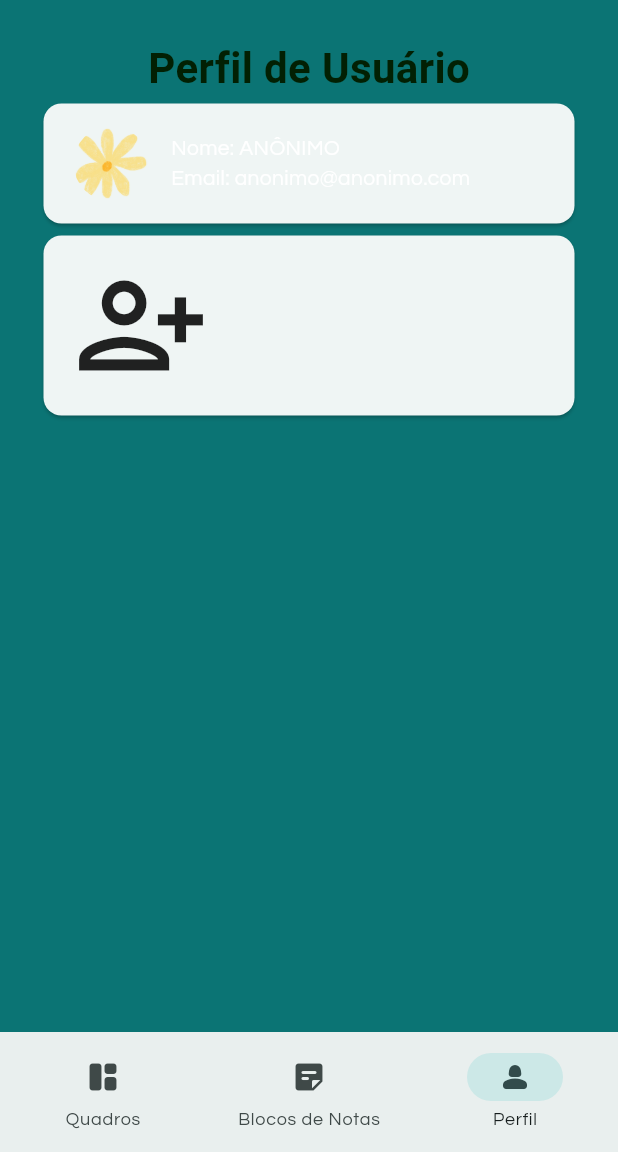
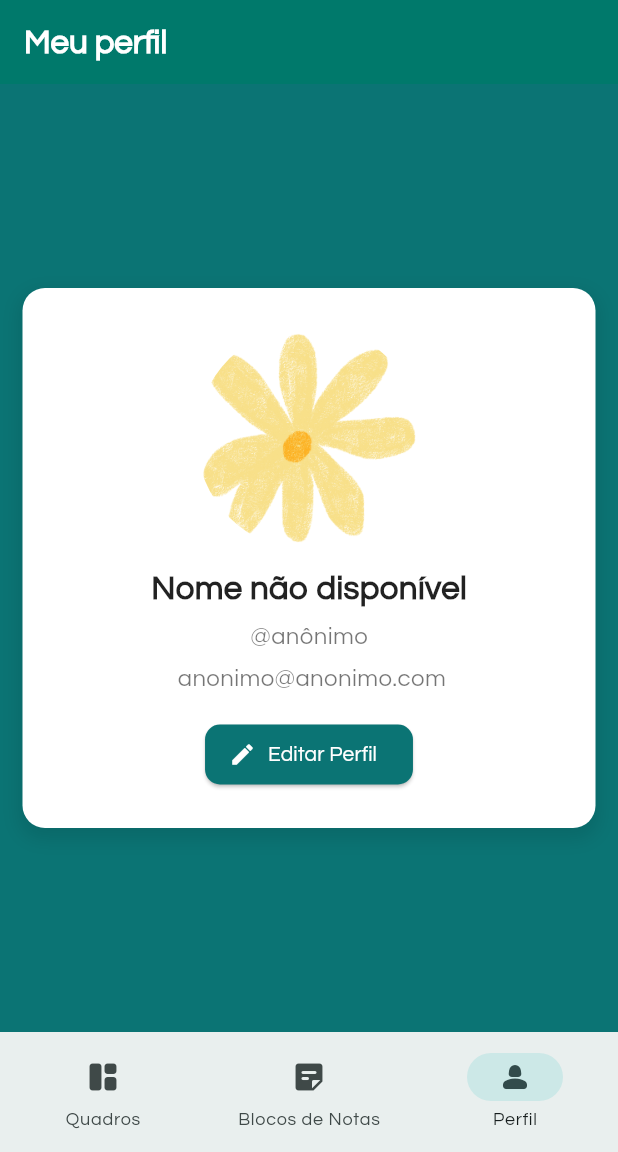
Before and after one commit to TayVilela/Prontin, a Flutter app: the MainPage screen opened directly, item 3 of the bottom bar chosen, on a phone screen of 412 x 824 dp, the part 84-1236 px from its top. Run offline on Flutter 3.47's test engine with Material 3 defaults, Android fonts, the phone set to English and light mode, and no system bars; our stand-ins replace cloud_firestore, firebase_auth, firebase_core; missing offline and left inert: flutter_quill; accounts and stored records are empty; network calls fail; Roboto replaces fonts that are missing (Lustria).

Commit message:
Criação do bloco de notas

```diff
--- a/lib/main.dart
+++ b/lib/main.dart
@@ -1,6 +1,7 @@
 import 'package:firebase_core/firebase_core.dart';
 import 'package:flutter/foundation.dart';
 import 'package:flutter/material.dart';
+import 'package:prontin/services/notepads_services.dart';
 import 'package:prontin/services/users_services.dart';
 import 'package:provider/provider.dart';
 import 'pages/login_page.dart';
@@ -38,11 +39,14 @@ class MyApp extends StatelessWidget {
           create: (_) => UsersServices(),
           lazy: false,
         ),
+        ChangeNotifierProvider<NotepadsServices>(
+          create: (_) => NotepadsServices(),
+        ),
       ],
       child: MaterialApp(
         title: 'Prontin',
         theme: ThemeData(
-          scaffoldBackgroundColor: const Color.fromRGBO(11, 116, 116, 1.000),
+          scaffoldBackgroundColor: const Color.fromARGB(255, 30, 137, 137),
           fontFamily: 'Questrial',
           textTheme: const TextTheme(
             bodyLarge: TextStyle(color: Colors.white),
--- /dev/null
+++ b/lib/models/notepads.dart
@@ -0,0 +1,36 @@
+import 'package:cloud_firestore/cloud_firestore.dart';
+
+class Note {
+  String? id;
+  String? title;
+  String? content;
+  String? userId;
+  Timestamp? createdAt;
+
+  Note({
+    this.id,
+    required this.title,
+    required this.content,
+    required this.userId,
+    required this.createdAt,
+  });
+
+  // Converte para JSON para salvar no Firestore
+  Map<String, dynamic> toJson() {
+    return {
+      'title': title,
+      'content': content,
+      'userId': userId,
+      'createdAt': createdAt,
+    };
+  }
+
+  // Construtor para converter um documento Firestore em objeto `Note`
+  Note.fromJson(DocumentSnapshot doc) {
+    id = doc.id;
+    title = doc.get('title');
+    content = doc.get('content');
+    userId = doc.get('userId');
+    createdAt = doc.get('createdAt');
+  }
+}
--- a/lib/pages/main_page.dart
+++ b/lib/pages/main_page.dart
@@ -1,4 +1,5 @@
 import 'package:flutter/material.dart';
+import 'package:prontin/pages/notepad_page.dart';
 import 'package:prontin/pages/userprofile_page.dart';
 
 class MainPage extends StatefulWidget {
@@ -41,10 +42,8 @@ class _MainPageState extends State<MainPage> {
 
         //item 2 do bottomNavigation (bloco de notas)
         const Center(
-            child: Column(
-          crossAxisAlignment: CrossAxisAlignment.center,
-          children: [Text("Página de Bloco de Notas")],
-        )),
+          child: NotepadPage(),
+        ),
 
         //item 3 do bottomNavigation (perfil do user)
         const Center(
--- a/lib/pages/userprofile_page.dart
+++ b/lib/pages/userprofile_page.dart
@@ -1,4 +1,120 @@
 import 'package:flutter/material.dart';
+import 'package:prontin/services/users_services.dart';
+import 'package:provider/provider.dart';
+
+class UserProfilePage extends StatelessWidget {
+  const UserProfilePage({super.key});
+
+  @override
+  Widget build(BuildContext context) {
+    return Scaffold(
+      backgroundColor: const Color.fromRGBO(11, 116, 116, 1.000),
+      appBar: AppBar(
+        title: const Text(
+          "Meu perfil",
+          style: TextStyle(color: Colors.white, fontWeight: FontWeight.w700),
+        ),
+        backgroundColor: Colors.teal[700],
+      ), // Fundo da página
+      body: Padding(
+        padding: const EdgeInsets.all(15),
+        child: Consumer<UsersServices>(
+          builder: (context, usersServices, child) {
+            // Verifica se o usuário já foi carregado
+            if (usersServices.users == null) {
+              return const Center(child: CircularProgressIndicator());
+            }
+
+            return Center(
+              child: Container(
+                padding: const EdgeInsets.all(25),
+                width: double.infinity,
+                decoration: BoxDecoration(
+                  color: Colors.white, // Fundo branco
+                  borderRadius:
+                      BorderRadius.circular(15), // Cantos arredondados
+                  boxShadow: [
+                    BoxShadow(
+                      color: Colors.black.withOpacity(0.1),
+                      blurRadius: 10,
+                      spreadRadius: 2,
+                      offset: const Offset(0, 5), // Sombra leve
+                    ),
+                  ],
+                ),
+                child: Column(
+                  mainAxisSize: MainAxisSize.min,
+                  crossAxisAlignment: CrossAxisAlignment.center,
+                  children: [
+                    // Foto do usuário
+                    ClipOval(
+                      child: Image.asset(
+                        'assets/images/simbolo_prontin.png',
+                        height: 150,
+                        width: 150,
+                        fit: BoxFit.cover,
+                      ),
+                    ),
+                    const SizedBox(height: 10),
+
+                    // Nome do usuário
+                    Text(
+                      usersServices.users!.name ?? "Nome não disponível",
+                      style: const TextStyle(
+                        fontSize: 22,
+                        fontWeight: FontWeight.bold,
+                        color: Colors.black87,
+                      ),
+                    ),
+                    const SizedBox(height: 5),
+
+                    // Nome de usuario
+                    Text(
+                      "@${usersServices.users!.userName ?? "Não disponível"}",
+                      style:
+                          const TextStyle(fontSize: 16, color: Colors.black54),
+                    ),
+                    const SizedBox(height: 5),
+
+                    // Email do usuário
+                    Text(
+                      " ${usersServices.users!.email ?? "Não disponível"}",
+                      style:
+                          const TextStyle(fontSize: 16, color: Colors.black54),
+                    ),
+                    const SizedBox(height: 15),
+
+                    // Botão de editar perfil (futuro)
+                    ElevatedButton.icon(
+                      onPressed: () {
+                        // Implementar navegação para tela de edição do perfil
+                      },
+                      icon: const Icon(Icons.edit, color: Colors.white),
+                      label: const Text("Editar Perfil"),
+                      style: ElevatedButton.styleFrom(
+                        backgroundColor:
+                            const Color.fromRGBO(11, 116, 116, 1.000),
+                        foregroundColor: Colors.white,
+                        shape: RoundedRectangleBorder(
+                          borderRadius: BorderRadius.circular(10),
+                        ),
+                      ),
+                    ),
+                  ],
+                ),
+              ),
+            );
+          },
+        ),
+      ),
+    );
+  }
+}
+
+
+
+
+/*import 'package:flutter/material.dart';
 import 'package:prontin/services/users_services.dart';
 import 'package:provider/provider.dart';
 
@@ -90,3 +206,4 @@ class UserProfilePage extends StatelessWidget {
     );
   }
 }
+*/
--- a/lib/services/users_services.dart
+++ b/lib/services/users_services.dart
@@ -63,8 +63,8 @@ class UsersServices extends ChangeNotifier {
         password: password!,
       ))
           .user;
+      await _loadingCurrentUser(user: user);
       print("Usuário autenticado: ${user!.uid}");
-      await _loadingCurrentUser(user: user);
       onSucess!();
       // return Future.value(true);
     } on FirebaseAuthException catch (e) {
--- a/pubspec.yaml
+++ b/pubspec.yaml
@@ -35,6 +35,7 @@ dependencies:
   firebase_storage: ^12.4.1
   flutter:
     sdk: flutter
+  flutter_quill: ^10.8.5
   provider: ^6.1.2
 
 dev_dependencies:
```
Also changed, not shown: lib/pages/notepad_page.dart (added, +146 -0 lines), lib/services/notepads_services.dart (added, +88 -0 lines), lib/pages/edituserprofile_page.dart (added), pubspec.lock, 5 other files.
